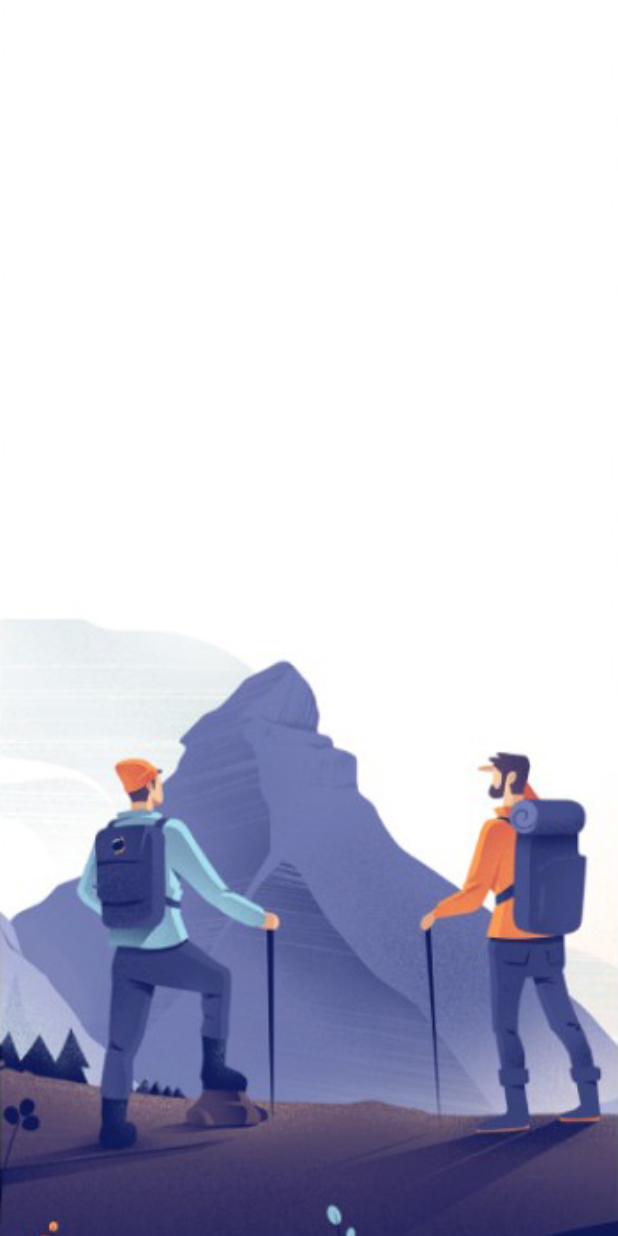
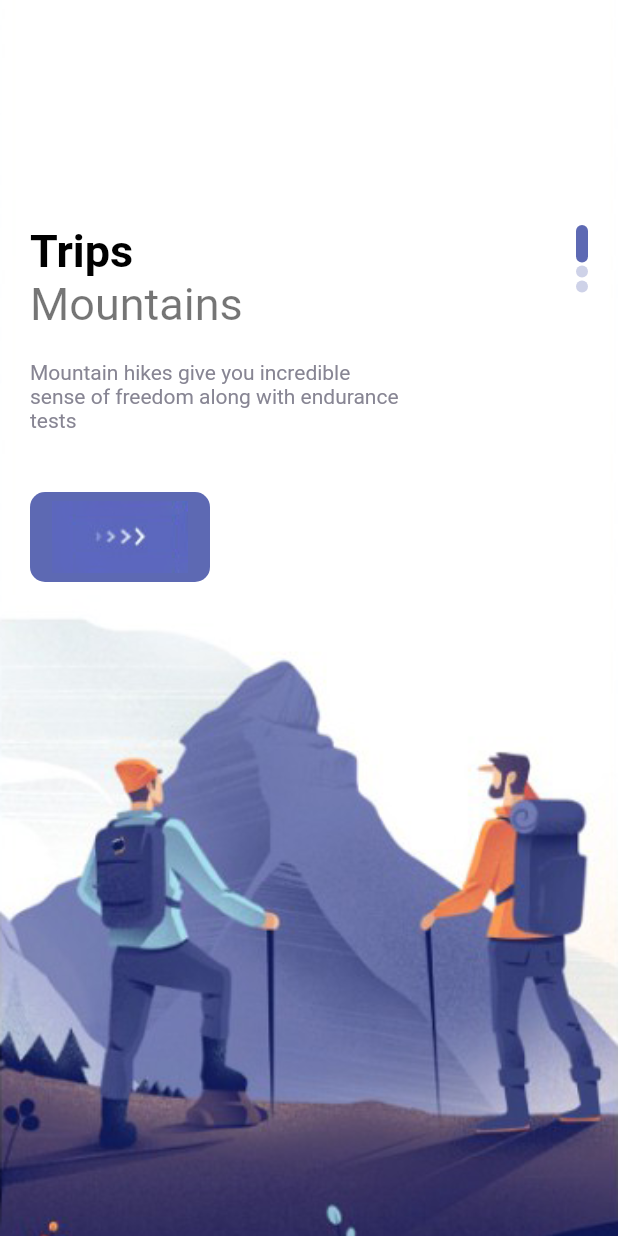
Before and after one commit to JeremyCabrera/flutter_cubit_app, a Flutter app: the screen it shows after launch, on a phone screen of 412 x 824 dp. Run offline on Flutter 3.47's test engine with Material 2 defaults, Android fonts, the phone set to English and light mode, and no system bars.

Commit message:
added images to welcome_page and added button

```diff
--- a/lib/pages/welcome_page.dart
+++ b/lib/pages/welcome_page.dart
@@ -1,6 +1,10 @@
 import 'package:flutter/cupertino.dart';
 import 'package:flutter/material.dart';
 import 'package:flutter/rendering.dart';
+import 'package:flutter_cubit/misc/colors.dart';
+import 'package:flutter_cubit/widgets/app_large_text.dart';
+import 'package:flutter_cubit/widgets/app_text.dart';
+import 'package:flutter_cubit/widgets/responsive_button.dart';
 
 class WelcomePage extends StatefulWidget {
   const WelcomePage({Key? key}) : super(key: key);
@@ -29,7 +33,53 @@ class _WelcomePageState extends State<WelcomePage> {
                       image: DecorationImage(
                           image: AssetImage("img/" + images[index]),
                           fit: BoxFit.cover)),
+                  child: Container(
+                    margin:
+                        const EdgeInsets.only(top: 150, left: 20, right: 20),
+                    child: Row(
+                        mainAxisAlignment: MainAxisAlignment.spaceBetween,
+                        children: [
+                          Column(
+                              crossAxisAlignment: CrossAxisAlignment.start,
+                              children: [
+                                AppLargeText(text: "Trips"),
+                                AppText(
+                                  text: "Mountains",
+                                  size: 30,
+                                ),
+                                SizedBox(
+                                  height: 20,
+                                ),
+                                Container(
+                                    width: 250,
+                                    child: AppText(
+                                      text:
+                                          "Mountain hikes give you incredible sense of freedom along with endurance tests",
+                                      color: AppColors.textColor2,
+                                      size: 14,
+                                    )),
+                                SizedBox(
+                                  height: 40,
+                                ),
+                                ResponsiveButton(
+                                  width: 120,
+                                )
+                              ]),
+                          Column(
+                              children: List.generate(3, (indexDots) {
+                            return Container(
+                              margin: const EdgeInsets.only(bottom: 2),
+                              width: 8,
+                              height: index == indexDots ? 25 : 8,
+                              decoration: BoxDecoration(
+                                  borderRadius: BorderRadius.circular(8),
+                                  color: index == indexDots
+                                      ? AppColors.mainColor
+                                      : AppColors.mainColor.withOpacity(0.3)),
                             );
+                          })),
+                        ]),
+                  ));
             }));
   }
 }
--- /dev/null
+++ b/lib/widgets/app_large_text.dart
@@ -0,0 +1,19 @@
+import 'package:flutter/material.dart';
+
+class AppLargeText extends StatelessWidget {
+  double size;
+  final String text;
+  final Color color;
+  AppLargeText(
+      {Key? key, this.size = 30, required this.text, this.color = Colors.black})
+      : super(key: key);
+
+  @override
+  Widget build(BuildContext context) {
+    return Text(
+      text,
+      style:
+          TextStyle(color: color, fontSize: size, fontWeight: FontWeight.bold),
+    );
+  }
+}
--- /dev/null
+++ b/lib/widgets/app_text.dart
@@ -0,0 +1,24 @@
+import 'package:flutter/material.dart';
+
+class AppText extends StatelessWidget {
+  double size;
+  final String text;
+  final Color color;
+  AppText(
+      {Key? key,
+      this.size = 16,
+      required this.text,
+      this.color = Colors.black54})
+      : super(key: key);
+
+  @override
+  Widget build(BuildContext context) {
+    return Text(
+      text,
+      style: TextStyle(
+        color: color,
+        fontSize: size,
+      ),
+    );
+  }
+}
--- /dev/null
+++ b/lib/widgets/responsive_button.dart
@@ -0,0 +1,24 @@
+import 'package:flutter/cupertino.dart';
+import 'package:flutter_cubit/misc/colors.dart';
+
+class ResponsiveButton extends StatelessWidget {
+  bool? isResponsive;
+  double? width;
+
+  ResponsiveButton({Key? key, this.width, this.isResponsive = false})
+      : super(key: key);
+
+  @override
+  Widget build(BuildContext context) {
+    return Container(
+      width: width,
+      height: 60,
+      decoration: BoxDecoration(
+          borderRadius: BorderRadius.circular(10), color: AppColors.mainColor),
+      child: Row(
+        mainAxisAlignment: MainAxisAlignment.center,
+        children: [Image.asset("img/button-one.png")],
+      ),
+    );
+  }
+}
```
Lines whose indentation alone changed are shown as unchanged.
